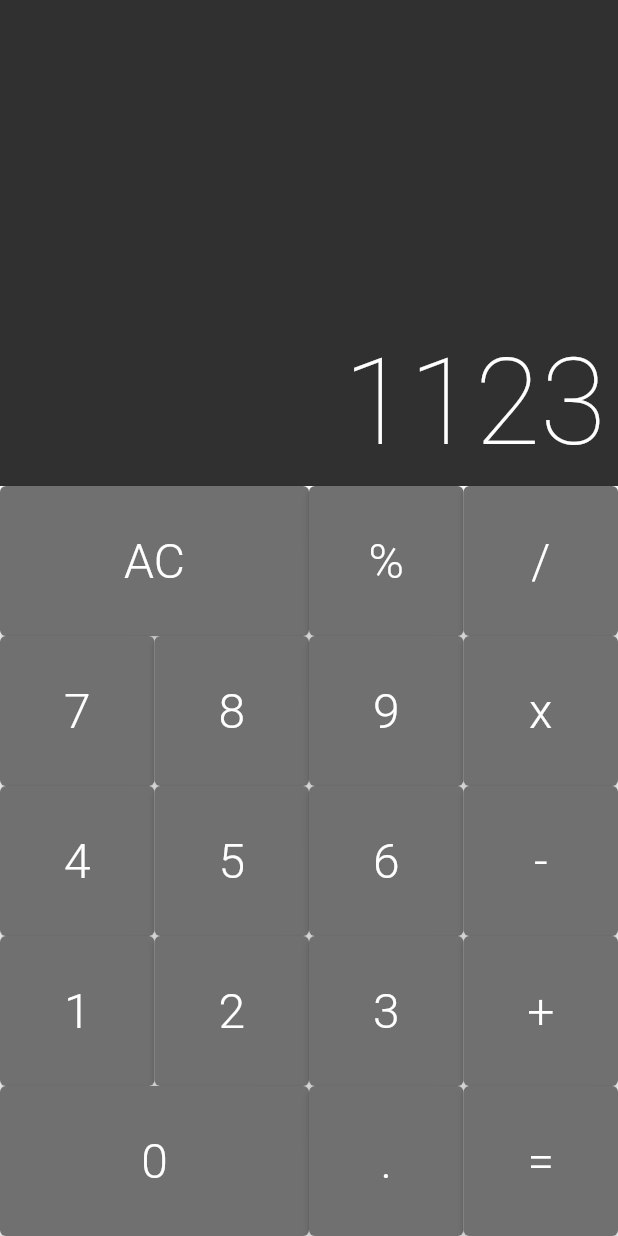
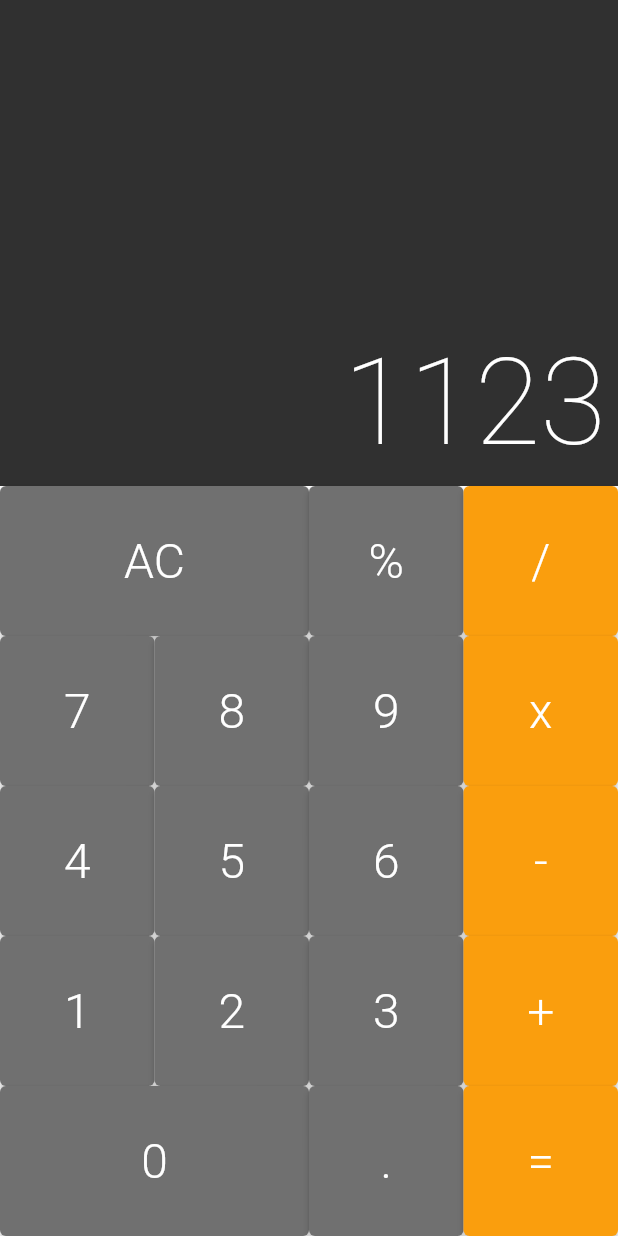
Before and after one commit to AfonsoMachado/flutter_calculator, a Flutter app: the screen it shows after launch, on a phone screen of 412 x 824 dp. Run offline on Flutter 3.47's test engine with Material 2 defaults, Android fonts, the phone set to English and light mode, and no system bars; drawn by our look-alikes of auto_size_text.

Commit message:
feat: add custom constructor for button operation

```diff
--- a/lib/components/button.dart
+++ b/lib/components/button.dart
@@ -9,8 +9,26 @@ class Button extends StatelessWidget {
   final bool big;
   final Color color;
 
-  const Button(
-      {super.key, required this.text, this.big = false, this.color = DEFAULT});
+  const Button({
+    super.key,
+    required this.text,
+    this.big = false,
+    this.color = DEFAULT,
+  });
+
+  const Button.big({
+    super.key,
+    required this.text,
+    this.big = true,
+    this.color = DEFAULT,
+  });
+
+  const Button.operation({
+    super.key,
+    required this.text,
+    this.big = false,
+    this.color = OPERATION,
+  });
 
   @override
   Widget build(BuildContext context) {
--- a/lib/components/keyboard.dart
+++ b/lib/components/keyboard.dart
@@ -12,14 +12,13 @@ class Keyboard extends StatelessWidget {
       child: Column(
         children: [
           ButtonRow([
-            Button(
+            Button.big(
               text: 'AC',
-              big: true,
             ),
             Button(
               text: '%',
             ),
-            Button(
+            Button.operation(
               text: '/',
             ),
           ]),
@@ -33,7 +32,7 @@ class Keyboard extends StatelessWidget {
             Button(
               text: '9',
             ),
-            Button(
+            Button.operation(
               text: 'x',
             ),
           ]),
@@ -47,7 +46,7 @@ class Keyboard extends StatelessWidget {
             Button(
               text: '6',
             ),
-            Button(
+            Button.operation(
               text: '-',
             ),
           ]),
@@ -61,19 +60,18 @@ class Keyboard extends StatelessWidget {
             Button(
               text: '3',
             ),
-            Button(
+            Button.operation(
               text: '+',
             ),
           ]),
           ButtonRow([
-            Button(
+            Button.big(
               text: '0',
-              big: true,
             ),
             Button(
               text: '.',
             ),
-            Button(
+            Button.operation(
               text: '=',
             ),
           ]),
```
